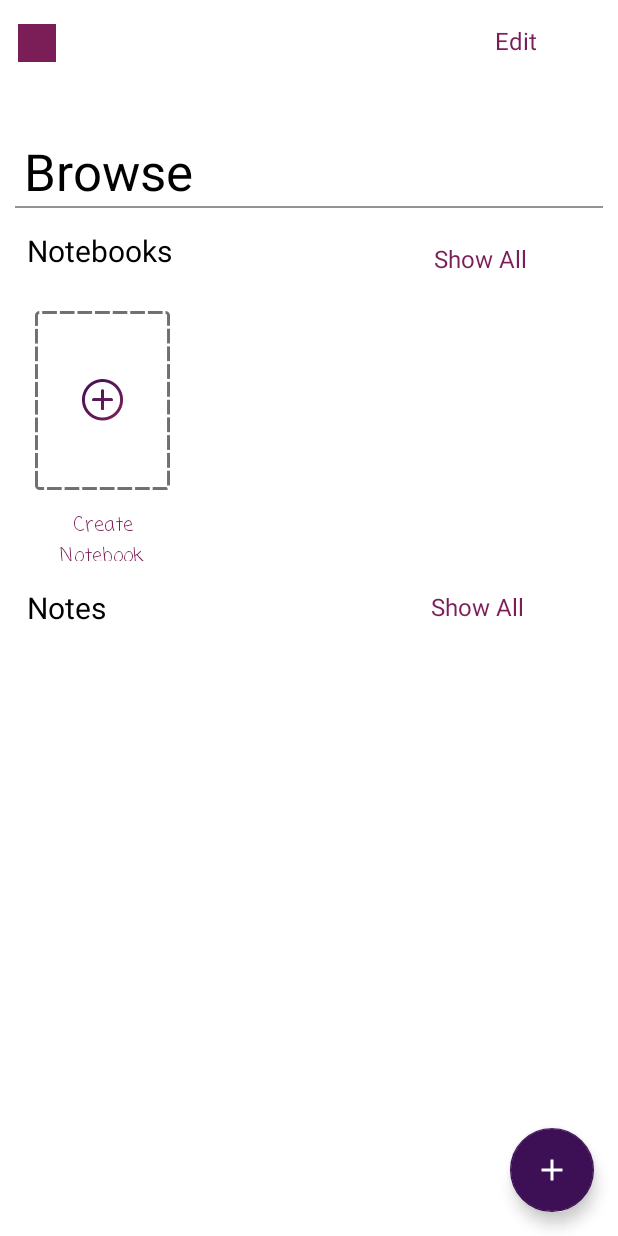
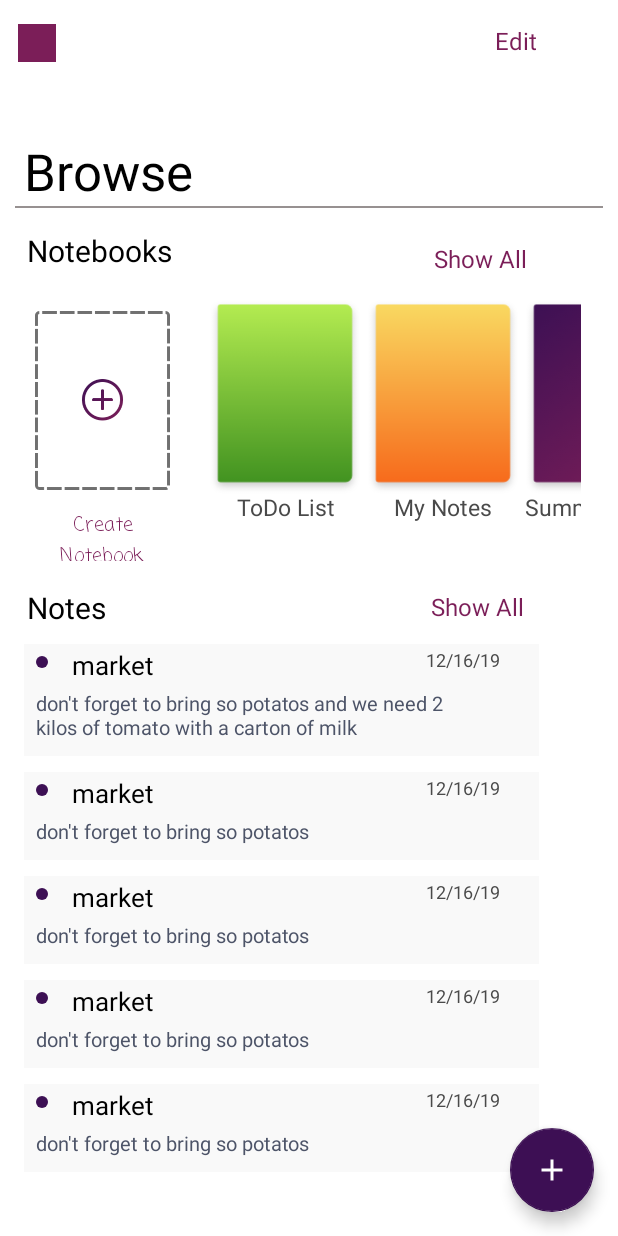
Before and after one commit to ahmedhemaid/notesProject, an Android app: the screen it shows after launch (MainActivity), on a phone screen of 412 x 824 dp. Run offline under Robolectric (Android 15) with nearby library versions, the phone set to English and light mode, and no system bars.

Commit message:
I have been added some edits to the home page and I created the note and notebook classes

```diff
--- a/app/src/main/java/com/example/notes/MainActivity.java
+++ b/app/src/main/java/com/example/notes/MainActivity.java
@@ -1,24 +1,83 @@
 package com.example.notes;
 
 import android.os.Bundle;
+
+import com.example.notes.adapters.NotesAdapter;
+import com.example.notes.adapters.horizontalAdapter;
+import com.example.notes.classes.Note;
+import com.example.notes.classes.NoteBook;
 import com.google.android.material.floatingactionbutton.FloatingActionButton;
 import com.google.android.material.snackbar.Snackbar;
 import androidx.appcompat.app.AppCompatActivity;
-import androidx.appcompat.widget.Toolbar;
+import androidx.recyclerview.widget.LinearLayoutManager;
 import androidx.recyclerview.widget.RecyclerView;
 
 import android.view.View;
 import android.view.Menu;
 import android.view.MenuItem;
 
+import java.util.ArrayList;
+
 public class MainActivity extends AppCompatActivity {
-    RecyclerView notebooksRecyclerView;
+    //book tools
+    private RecyclerView bookRecyclerView;
+    horizontalAdapter bookAdapter;
+    private RecyclerView.LayoutManager bookLayoutManager;
+    ArrayList<NoteBook> books;
+    //note tools
+    private RecyclerView noteRecyclerView;
+    NotesAdapter noteAdapter;
+    private RecyclerView.LayoutManager noteLayoutManager;
+    ArrayList<Note> notes;
     @Override
     protected void onCreate(Bundle savedInstanceState) {
         super.onCreate(savedInstanceState);
         setContentView(R.layout.activity_main);
-        notebooksRecyclerView=findViewById(R.id.recycler_view_notebooks);
-       FloatingActionButton fab = findViewById(R.id.fab);
+        //Books data
+        books=new ArrayList<NoteBook>();
+        books.add(new NoteBook(1,"ToDo List",R.drawable.book1));
+        books.add(new NoteBook(1,"My Notes",R.drawable.book2));
+        books.add(new NoteBook(1,"Summer Plans",R.drawable.book3));
+        books.add(new NoteBook(1,"Stories",R.drawable.book4));
+        books.add(new NoteBook(1,"Some Notes",R.drawable.book5));
+        books.add(new NoteBook(1,"Pharmacy",R.drawable.book6));
+        books.add(new NoteBook(1,"Shopping",R.drawable.book7));
+        //recycler of notebooks
+        bookRecyclerView = (RecyclerView) findViewById(R.id.recycler_view_notebooks);
+        bookRecyclerView.setHasFixedSize(true);
+        bookLayoutManager = new LinearLayoutManager(this, LinearLayoutManager.HORIZONTAL, false);
+        bookRecyclerView.setLayoutManager(bookLayoutManager);
+        bookAdapter = new horizontalAdapter(books);
+        bookRecyclerView.setAdapter(bookAdapter);
+       //notes data
+        notes=new ArrayList<Note>();
+        notes.add(new Note(1,"market","don't forget to bring so potatos and we need 2 kilos of tomato with a carton of milk","12/16/19"));
+        notes.add(new Note(1,"market","don't forget to bring so potatos","12/16/19"));
+        notes.add(new Note(1,"market","don't forget to bring so potatos","12/16/19"));
+        notes.add(new Note(1,"market","don't forget to bring so potatos","12/16/19"));
+        notes.add(new Note(1,"market","don't forget to bring so potatos","12/16/19"));
+        notes.add(new Note(1,"market","don't forget to bring so potatos","12/16/19"));
+        notes.add(new Note(1,"market","don't forget to bring so potatos","12/16/19"));
+        notes.add(new Note(1,"market","don't forget to bring so potatos","12/16/19"));
+        notes.add(new Note(1,"market","don't forget to bring so potatos","12/16/19"));
+        notes.add(new Note(1,"market","don't forget to bring so potatos","12/16/19"));
+        notes.add(new Note(1,"market","don't forget to bring so potatos","12/16/19"));
+        notes.add(new Note(1,"market","don't forget to bring so potatos","12/16/19"));
+        notes.add(new Note(1,"market","don't forget to bring so potatos","12/16/19"));
+        notes.add(new Note(1,"market","don't forget to bring so potatos","12/16/19"));
+        notes.add(new Note(1,"market","don't forget to bring so potatos","12/16/19"));
+        notes.add(new Note(1,"market","don't forget to bring so potatos","12/16/19"));
+        notes.add(new Note(1,"market","don't forget to bring so potatos","12/16/19"));
+        //recycler of notes
+        noteRecyclerView = (RecyclerView) findViewById(R.id.note_recycler_view);
+        noteRecyclerView.setHasFixedSize(true);
+        noteLayoutManager = new LinearLayoutManager(this, LinearLayoutManager.VERTICAL, false);
+        noteRecyclerView.setLayoutManager(noteLayoutManager);
+        noteAdapter = new NotesAdapter(notes);
+        noteRecyclerView.setAdapter(noteAdapter);
+
+        // fab
+        FloatingActionButton fab = findViewById(R.id.fab);
         fab.setOnClickListener(new View.OnClickListener() {
             @Override
             public void onClick(View view) {
--- /dev/null
+++ b/app/src/main/java/com/example/notes/adapters/NotesAdapter.java
@@ -0,0 +1,55 @@
+package com.example.notes.adapters;
+
+import android.view.LayoutInflater;
+import android.view.View;
+import android.view.ViewGroup;
+import android.widget.TextView;
+
+import androidx.recyclerview.widget.RecyclerView;
+
+import com.example.notes.R;
+import com.example.notes.classes.Note;
+
+import java.util.ArrayList;
+
+
+public class NotesAdapter extends RecyclerView.Adapter<NotesAdapter.ViewHolder> {
+
+    private ArrayList<Note> data;
+
+    public NotesAdapter(ArrayList<Note> data){
+        this.data = data;
+    }
+
+    @Override
+    public ViewHolder onCreateViewHolder(ViewGroup parent, int viewType) {
+        // create a new view
+        View view = LayoutInflater.from(parent.getContext()).inflate(R.layout.note, parent, false);
+        ViewHolder holder = new ViewHolder(view);
+        return holder;
+    }
+
+    @Override
+    public void onBindViewHolder(ViewHolder holder, int position) {
+        holder.noteTitle.setText(data.get(position).getTitleOfNote());
+        holder.noteContext.setText(data.get(position).getContextOfNote());
+        holder.noteDate.setText(data.get(position).getDateOfNote());
+    }
+
+    @Override
+    public int getItemCount() {
+        return data.size();
+    }
+
+    public class ViewHolder extends RecyclerView.ViewHolder {
+
+        public TextView noteTitle,noteContext,noteDate;
+        public ViewHolder(View itemView) {
+            super(itemView);
+            noteTitle=itemView.findViewById(R.id.note_title);
+            noteContext=itemView.findViewById(R.id.note_context);
+            noteDate=itemView.findViewById(R.id.note_date);
+
+        }
+    }
+}
--- /dev/null
+++ b/app/src/main/java/com/example/notes/adapters/horizontalAdapter.java
@@ -0,0 +1,55 @@
+package com.example.notes.adapters;
+
+import android.os.Build;
+import android.view.LayoutInflater;
+import android.view.View;
+import android.view.ViewGroup;
+import android.widget.ImageView;
+import android.widget.TextView;
+
+import androidx.annotation.RequiresApi;
+import androidx.recyclerview.widget.RecyclerView;
+import com.example.notes.R;
+import com.example.notes.classes.NoteBook;
+import java.util.ArrayList;
+
+
+public class horizontalAdapter extends RecyclerView.Adapter<horizontalAdapter.ViewHolder> {
+
+    private ArrayList<NoteBook> data;
+
+    public horizontalAdapter(ArrayList<NoteBook> data){
+        this.data = data;
+    }
+
+    @Override
+    public ViewHolder onCreateViewHolder(ViewGroup parent, int viewType) {
+        // create a new view
+        View view = LayoutInflater.from(parent.getContext()).inflate(R.layout.card_of_book, parent, false);
+        ViewHolder holder = new ViewHolder(view);
+        return holder;
+    }
+    @Override
+    public void onBindViewHolder(ViewHolder holder, int position) {
+        holder.bookName.setText(data.get(position).getName());
+        holder.bookImage.setImageResource(data.get(position).getImageIcon());
+    }
+
+    @Override
+    public int getItemCount() {
+        return data.size();
+    }
+
+    public class ViewHolder extends RecyclerView.ViewHolder {
+
+        public ImageView bookImage;
+        public TextView bookName;
+
+        public ViewHolder(View itemView) {
+            super(itemView);
+            bookImage=itemView.findViewById(R.id.book_image);
+            bookName=itemView.findViewById(R.id.book_name);
+
+        }
+    }
+}
--- /dev/null
+++ b/app/src/main/java/com/example/notes/classes/Note.java
@@ -0,0 +1,49 @@
+package com.example.notes.classes;
+
+public class Note {
+    private int idOfNote;
+    private String titleOfNote;
+    private String contextOfNote;
+    private String dateOfNote;
+
+    public Note(int idOfNote ,String titleOfNote,String contextOfNote,String dateOfNote ){
+        this.idOfNote=idOfNote;
+        this.titleOfNote=titleOfNote;
+        this.contextOfNote=contextOfNote;
+        this.dateOfNote=dateOfNote;
+    }
+    // id getter and setter
+
+    public int getIdOfNote() {
+        return idOfNote;
+    }
+    public void setIdOfNote(int idOfNote) {
+        this.idOfNote = idOfNote;
+    }
+    //title getter and setter
+    public String getTitleOfNote() {
+        return titleOfNote;
+    }
+
+    public void setTitleOfNote(String titleOfNote) {
+        this.titleOfNote = titleOfNote;
+    }
+    //context getter and setter
+
+    public String getContextOfNote() {
+        return contextOfNote;
+    }
+
+    public void setContextOfNote(String contextOfNote) {
+        this.contextOfNote = contextOfNote;
+    }
+    //date getter and setter
+
+    public String getDateOfNote() {
+        return dateOfNote;
+    }
+
+    public void setDateOfNote(String dateOfNote) {
+        this.dateOfNote = dateOfNote;
+    }
+}
--- /dev/null
+++ b/app/src/main/java/com/example/notes/classes/NoteBook.java
@@ -0,0 +1,36 @@
+package com.example.notes.classes;
+
+import android.graphics.drawable.Icon;
+
+public class NoteBook {
+    private int id;
+    private String name;
+    private int imageIcon;
+    public NoteBook(int id, String name, int imageIcon){
+        this.id=id;
+        this.name=name;
+        this.imageIcon=imageIcon;
+    }
+// id getter and setter
+    public void setId(int id) {
+        this.id = id;
+    }
+    public int getId() {
+        return id;
+    }
+//  name getter and setter
+    public String getName() {
+        return name;
+    }
+    public void setName(String name) {
+        this.name = name;
+    }
+//   image getter and setter
+    public int getImageIcon() {
+        return imageIcon;
+    }
+    public void setImageIcon(int imageIcon) {
+        this.imageIcon = imageIcon;
+    }
+
+}
--- a/app/src/main/res/layout/card_of_book.xml
+++ b/app/src/main/res/layout/card_of_book.xml
@@ -1,7 +1,7 @@
 <?xml version="1.0" encoding="utf-8"?>
 <RelativeLayout xmlns:android="http://schemas.android.com/apk/res/android"
     android:layout_width="wrap_content" android:layout_height="wrap_content"
-    android:layout_margin="10dp"
+    android:layout_margin="0dp"
     >
     <ImageView
         android:id="@+id/book_image"
@@ -12,7 +12,7 @@
     <TextView
         android:id="@+id/book_name"
         android:layout_width="105dp"
-        android:layout_height="20dp"
+        android:layout_height="wrap_content"
         android:textSize="15sp"
         android:textColor="#4A4A4A"
         android:text="book name"
--- a/app/src/main/res/layout/content_main.xml
+++ b/app/src/main/res/layout/content_main.xml
@@ -76,7 +76,7 @@
 <androidx.recyclerview.widget.RecyclerView
     android:id="@+id/recycler_view_notebooks"
     android:layout_width="250dp"
-    android:layout_height="166dp"
+    android:layout_height="170dp"
     android:layout_marginTop="197dp"
     android:layout_marginLeft="137dp"
     android:orientation="horizontal">
@@ -113,6 +113,7 @@
         android:textColor="#7B1E58"
         ></TextView>
     <androidx.recyclerview.widget.RecyclerView
+        android:id="@+id/note_recycler_view"
         android:layout_width="match_parent"
         android:layout_height="360dp"
         android:layout_marginTop="424dp"
--- a/app/src/main/res/layout/note.xml
+++ b/app/src/main/res/layout/note.xml
@@ -1,21 +1,21 @@
 <?xml version="1.0" encoding="utf-8"?>
 <RelativeLayout xmlns:android="http://schemas.android.com/apk/res/android"
    android:background="#F9F9F9" android:orientation="vertical" android:layout_width="343dp"
-    android:layout_height="wrap_content" android:layout_margin="0dp">
+    android:layout_height="wrap_content" android:layout_marginVertical="5dp">
     <ImageView
         android:id="@+id/oval_note"
         android:layout_width="8dp"
         android:layout_height="8dp"
         android:src="@drawable/oval_red"
-        android:layout_marginLeft="23dp"
-        android:layout_marginTop="20dp"
+        android:layout_marginLeft="8dp"
+        android:layout_marginTop="8dp"
         ></ImageView>
     <TextView
-        android:id="@+id/note_name"
+        android:id="@+id/note_title"
         android:layout_width="wrap_content"
         android:layout_height="22dp"
-        android:layout_marginTop="12dp"
-        android:layout_marginLeft="43dp"
+        android:layout_marginTop="2dp"
+        android:layout_marginLeft="32dp"
         android:textSize="17sp"
         android:textColor="#000000"
         android:text="Trip to San fran"
@@ -27,18 +27,19 @@
         android:textSize="12sp"
         android:textColor="#4A4A4A"
         android:text="12/12/98"
-        android:layout_marginRight="10dp"
+        android:layout_marginRight="24dp"
         android:layout_alignParentRight="true"
-        android:layout_marginTop="12dp"
+        android:layout_marginTop="2dp"
         ></TextView>
     <TextView
-        android:id="@+id/note_text"
+        android:id="@+id/note_context"
         android:layout_width="292dp"
         android:layout_height="wrap_content"
         android:textSize="13sp"
         android:textColor="#4D5468"
-        android:layout_marginLeft="23dp"
-        android:layout_marginTop="50dp"
+        android:layout_marginLeft="8dp"
+        android:layout_marginTop="30dp"
+        android:layout_marginBottom="10dp"
         android:text="this is an example of a note text just to fill some lines and it will  be as a description of the note"
         ></TextView>
 </RelativeLayout>
```
